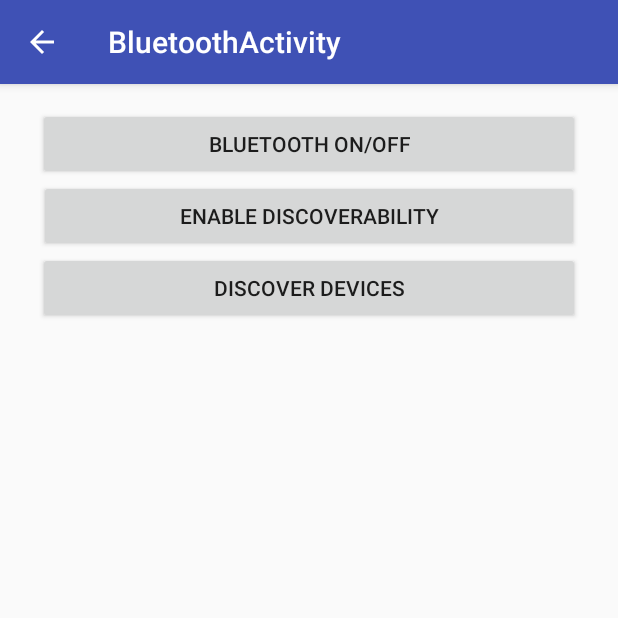
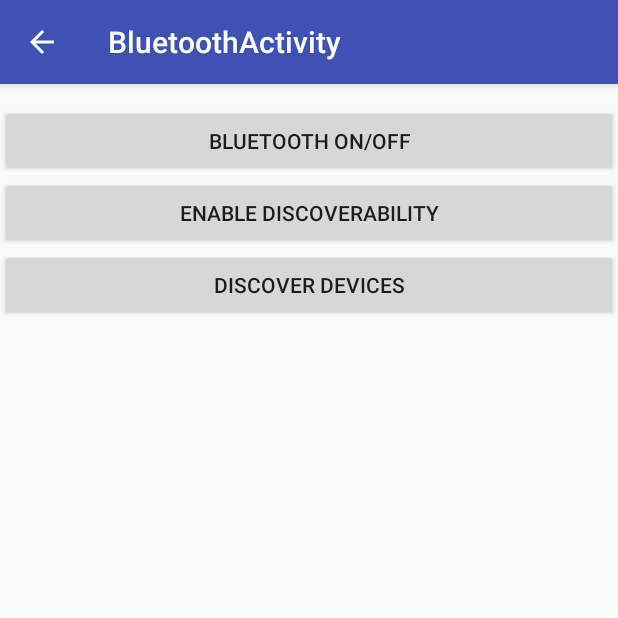
Before and after one commit to KSwie/AndroidStudioApp, an Android app: the BluetoothActivity screen opened directly, with no data from a screen before it, on a phone screen of 412 x 824 dp, the top half of it. Run offline under Robolectric (Android 15) with nearby library versions, the phone set to English and light mode, and no system bars.

Commit message:
commit 06.04

```diff
--- a/app/src/main/java/com/example/kamil/aplikacja/BluetoothActivity.java
+++ b/app/src/main/java/com/example/kamil/aplikacja/BluetoothActivity.java
@@ -13,8 +13,10 @@ import android.support.v7.app.AppCompatActivity;
 import android.support.v7.widget.Toolbar;
 import android.util.Log;
 import android.view.View;
+import android.widget.ArrayAdapter;
 import android.widget.Button;
 import android.widget.ListView;
+import android.widget.Toast;
 
 import java.util.ArrayList;
 
@@ -24,9 +26,11 @@ public class BluetoothActivity extends AppCompatActivity {
     BluetoothAdapter mBluetoothAdapter;
     Button btnOnOff;
     Button disEnabDiscoverabilityBtn;
-    public ArrayList<BluetoothDevice> mBTDevices = new ArrayList<>();
-    public BTDeviceListActivity deviceList;
-    ListView listView;
+    public ArrayList<String> mBTDevices = new ArrayList<>();
+    ListView listViewDevices;
+    boolean isRegistered1 = false;
+    boolean isRegistered2 = false;
+    boolean isRegistered3 = false;
 
     private final BroadcastReceiver mBroadcastReceiver1 = new BroadcastReceiver() {
         @Override
@@ -90,8 +94,10 @@ public class BluetoothActivity extends AppCompatActivity {
 
             if(action.equals(BluetoothDevice.ACTION_FOUND)){
                 BluetoothDevice device = intent.getParcelableExtra(BluetoothDevice.EXTRA_DEVICE);
-                mBTDevices.add(device);
+                mBTDevices.add(device.getName() + "\n" + device.getAddress());
                 Log.d(TAG, "onReceive: " + device.getName() + ": " + device.getAddress());
+                listViewDevices.setAdapter(new ArrayAdapter<>(BluetoothActivity.this,
+                        android.R.layout.simple_list_item_1,mBTDevices));
             }
         }
     };
@@ -99,22 +105,30 @@ public class BluetoothActivity extends AppCompatActivity {
     @Override
     protected void onDestroy() {
         super.onDestroy();
+        if(isRegistered1){
             unregisterReceiver(mBroadcastReceiver1);
+        }
+
+        if(isRegistered2){
             unregisterReceiver(mBroadcastReceiver2);
+        }
+
+        if(isRegistered3){
             unregisterReceiver(mBroadcastReceiver3);
+        }
     }
 
     @Override
     protected void onCreate(Bundle savedInstanceState) {
         super.onCreate(savedInstanceState);
         setContentView(R.layout.activity_bluetooth);
-        Toolbar toolbar = (Toolbar) findViewById(R.id.toolbar);
+        Toolbar toolbar = findViewById(R.id.toolbar);
         setSupportActionBar(toolbar);
         getSupportActionBar().setDisplayHomeAsUpEnabled(true);
 
         btnOnOff = findViewById(R.id.BTonOfBtn);
         disEnabDiscoverabilityBtn = findViewById(R.id.discoverabilityBtn);
-        listView = findViewById(R.id.listViewBT);
+        listViewDevices = findViewById(R.id.listViewBT);
         mBTDevices = new ArrayList<>();
 
         mBluetoothAdapter = BluetoothAdapter.getDefaultAdapter();
@@ -139,6 +153,7 @@ public class BluetoothActivity extends AppCompatActivity {
 
             IntentFilter BTfilter = new IntentFilter(BluetoothAdapter.ACTION_STATE_CHANGED);
             registerReceiver(mBroadcastReceiver1,BTfilter);
+            isRegistered1 = true;
         }
 
         if(mBluetoothAdapter.isEnabled()){
@@ -146,6 +161,7 @@ public class BluetoothActivity extends AppCompatActivity {
 
             IntentFilter BTfilter = new IntentFilter(BluetoothAdapter.ACTION_STATE_CHANGED);
             registerReceiver(mBroadcastReceiver1,BTfilter);
+            isRegistered1 = true;
         }
     }
 
@@ -156,9 +172,15 @@ public class BluetoothActivity extends AppCompatActivity {
 
         IntentFilter intentFilter = new IntentFilter(BluetoothAdapter.ACTION_SCAN_MODE_CHANGED);
         registerReceiver(mBroadcastReceiver2,intentFilter);
+        isRegistered2 = true;
     }
 
     public void discoverDevicesClick(View view) {
+        mBTDevices.clear();
+        if(!mBluetoothAdapter.isEnabled()){
+            Toast.makeText(this,"Moduł Bluetooth jest wyłączony!",Toast.LENGTH_LONG).show();
+        }
+        else{
             if(mBluetoothAdapter.isDiscovering()){
                 mBluetoothAdapter.cancelDiscovery();
 
@@ -167,6 +189,7 @@ public class BluetoothActivity extends AppCompatActivity {
                 mBluetoothAdapter.startDiscovery();
                 IntentFilter intentFilter = new IntentFilter(BluetoothDevice.ACTION_FOUND);
                 registerReceiver(mBroadcastReceiver3,intentFilter);
+                isRegistered3 = true;
             }
 
             if(!mBluetoothAdapter.isDiscovering()){
@@ -175,6 +198,8 @@ public class BluetoothActivity extends AppCompatActivity {
                 mBluetoothAdapter.startDiscovery();
                 IntentFilter intentFilter = new IntentFilter(BluetoothDevice.ACTION_FOUND);
                 registerReceiver(mBroadcastReceiver3,intentFilter);
+                isRegistered3 = true;
+            }
         }
     }
 
--- a/app/src/main/java/com/example/kamil/aplikacja/ListOfNoteActivity.java
+++ b/app/src/main/java/com/example/kamil/aplikacja/ListOfNoteActivity.java
@@ -30,7 +30,7 @@ public class ListOfNoteActivity extends AppCompatActivity {
     public void onCreate(Bundle savedInstanceState) {
         super.onCreate(savedInstanceState);
         setContentView(R.layout.content_list_of_note);
-        listview = (ListView)findViewById(R.id.listView);
+        listview = findViewById(R.id.listView);
         String[] values = wyswietlNotatki();
         listview.setAdapter(new ArrayAdapter<>(ListOfNoteActivity.this,
                 android.R.layout.simple_list_item_1, values));
@@ -46,10 +46,6 @@ public class ListOfNoteActivity extends AppCompatActivity {
         });
 
        // System.out.println("tekst: "+tmp);
-    }
-
-    public String getNazwaPliku(){
-        return this.nazwaPliku;
     }
 
     protected String[] wyswietlNotatki(){
--- a/app/src/main/res/layout/content_bluetooth.xml
+++ b/app/src/main/res/layout/content_bluetooth.xml
@@ -1,5 +1,5 @@
 <?xml version="1.0" encoding="utf-8"?>
-<android.support.constraint.ConstraintLayout xmlns:android="http://schemas.android.com/apk/res/android"
+<RelativeLayout xmlns:android="http://schemas.android.com/apk/res/android"
     xmlns:app="http://schemas.android.com/apk/res-auto"
     xmlns:tools="http://schemas.android.com/tools"
     android:layout_width="match_parent"
@@ -10,47 +10,40 @@
 
     <Button
         android:id="@+id/BTonOfBtn"
-        android:layout_width="361dp"
+        android:layout_width="match_parent"
         android:layout_height="wrap_content"
-        android:layout_marginBottom="96dp"
-        android:layout_marginTop="16dp"
+        android:layout_alignParentStart="true"
+        android:layout_alignParentTop="true"
+        android:layout_marginTop="14dp"
         android:text="@string/bluetoothActivityBtnString"
-        app:layout_constraintBottom_toTopOf="@+id/_dynamic"
-        app:layout_constraintEnd_toEndOf="parent"
-        app:layout_constraintStart_toStartOf="parent"
-        app:layout_constraintTop_toTopOf="parent" />
+        android:layout_alignParentLeft="true" />
 
     <Button
         android:id="@+id/discoverabilityBtn"
-        android:layout_width="360dp"
+        android:layout_width="match_parent"
         android:layout_height="wrap_content"
+        android:layout_alignParentStart="true"
+        android:layout_below="@+id/BTonOfBtn"
         android:onClick="enableDiscoverability"
         android:text="@string/discoverabilityString"
-        app:layout_constraintEnd_toEndOf="parent"
-        app:layout_constraintStart_toStartOf="parent"
-        app:layout_constraintTop_toBottomOf="@+id/BTonOfBtn" />
+        android:layout_alignParentLeft="true" />
 
     <Button
         android:id="@+id/discoverDevicesBtn"
-        android:layout_width="361dp"
+        android:layout_width="match_parent"
         android:layout_height="wrap_content"
+        android:layout_alignParentStart="true"
+        android:layout_below="@+id/discoverabilityBtn"
+        android:onClick="discoverDevicesClick"
         android:text="@string/discoverDevicesString"
-        app:layout_constraintEnd_toEndOf="parent"
-        app:layout_constraintStart_toStartOf="parent"
-        android:onClick="discoverDevicesClick"
-        app:layout_constraintTop_toBottomOf="@+id/discoverabilityBtn" />
+        android:layout_alignParentLeft="true" />
 
     <ListView
         android:id="@+id/listViewBT"
-        android:layout_width="0dp"
-        android:layout_height="0dp"
-        android:layout_marginBottom="16dp"
-        android:layout_marginEnd="8dp"
-        android:layout_marginLeft="8dp"
-        android:layout_marginRight="8dp"
-        android:layout_marginStart="8dp"
-        app:layout_constraintBottom_toBottomOf="parent"
-        app:layout_constraintEnd_toEndOf="parent"
-        app:layout_constraintStart_toStartOf="parent"
-        app:layout_constraintTop_toBottomOf="@+id/BTonOfBtn" />
-</android.support.constraint.ConstraintLayout>
+        android:layout_width="wrap_content"
+        android:layout_height="355dp"
+        android:layout_alignParentBottom="true"
+        android:layout_alignParentStart="true"
+        android:layout_alignParentLeft="true" />
+
+</RelativeLayout>
```
Also changed, not shown: app/src/main/AndroidManifest.xml (+0 -9 lines), app/src/main/java/com/example/kamil/aplikacja/BTDeviceListActivity.java (deleted, +0 -21 lines), app/src/main/res/layout/activity_btdevice_list.xml (deleted, +0 -25 lines), app/src/main/res/layout/content_btdevice_list.xml (deleted, +0 -32 lines). Lines whose indentation alone changed are shown as unchanged.
